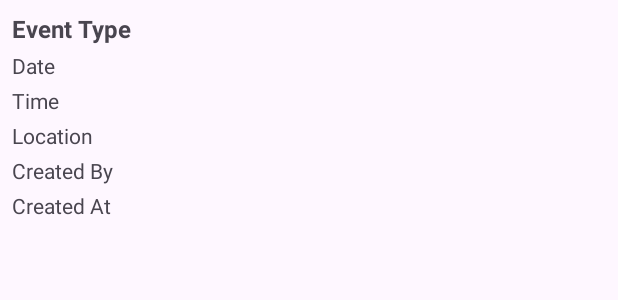
After one commit to FourgeTech/HuddleUp-Frontend, an Android app built with Jetpack Compose: the layout item_event.xml on its own in the app's theme, with its tools: preview values and no code run, on a phone screen of 412 x 824 dp. The commit adds this screen. Shown: the top 300 px of the screen. Run offline under Robolectric (Android 15) with nearby library versions, the phone set to English and light mode, and no system bars.

Commit message:
Event Functionality Done

```diff
--- a/app/src/main/java/tech/fourge/huddleup_frontend/Helpers/AnnouncementHelper.kt
+++ b/app/src/main/java/tech/fourge/huddleup_frontend/Helpers/AnnouncementHelper.kt
@@ -13,7 +13,7 @@ class AnnouncementHelper {
 
     init {
         // Use the emulator for local development (comment out for production)
-//        functions.useEmulator("10.0.2.2", 5001)
+       functions.useEmulator("10.0.2.2", 5001)
     }
 
     // Get announcements by teamId
--- a/app/src/main/java/tech/fourge/huddleup_frontend/Helpers/ChatHelper.kt
+++ b/app/src/main/java/tech/fourge/huddleup_frontend/Helpers/ChatHelper.kt
@@ -13,7 +13,7 @@ class ChatHelper {
     // On Class Creation
     init {
         // Use the emulator for local development (comment out for production)
-//        functions.useEmulator("10.0.2.2", 5001)
+        functions.useEmulator("10.0.2.2", 5001)
     }
 
     // Function to update settings
--- a/app/src/main/java/tech/fourge/huddleup_frontend/Helpers/TeamHelper.kt
+++ b/app/src/main/java/tech/fourge/huddleup_frontend/Helpers/TeamHelper.kt
@@ -18,8 +18,8 @@ class TeamHelper {
     // On Class Creation
     init {
         // Use the emulator for local development (comment out for production)
-//        functions.useEmulator("10.0.2.2", 5001)
-//        auth.useEmulator("10.0.2.2", 9099)
+        functions.useEmulator("10.0.2.2", 5001)
+        auth.useEmulator("10.0.2.2", 9099)
     }
 
     // Register a new team
--- a/app/src/main/java/tech/fourge/huddleup_frontend/Helpers/UserHelper.kt
+++ b/app/src/main/java/tech/fourge/huddleup_frontend/Helpers/UserHelper.kt
@@ -24,8 +24,8 @@ class UserHelper {
     // On Class Creation
     init {
         // Use the emulator for local development (comment out for production)
-//        functions.useEmulator("10.0.2.2", 5001)
-//        auth.useEmulator("10.0.2.2", 9099)
+       functions.useEmulator("10.0.2.2", 5001)
+       auth.useEmulator("10.0.2.2", 9099)
         auth.signOut()
     }
 
--- a/app/src/main/java/tech/fourge/huddleup_frontend/Ui/HomeActivity.kt
+++ b/app/src/main/java/tech/fourge/huddleup_frontend/Ui/HomeActivity.kt
@@ -28,7 +28,7 @@ class HomeActivity : AppCompatActivity() {
             when (it.itemId) {
                 R.id.locker_room -> replaceFragment(HomePage())
                 R.id.team -> replaceFragment(FragmentTeamPage())
-                R.id.attendance -> replaceFragment(FragmentAttendancePage())
+                R.id.attendance -> replaceFragment(FragmentEventPage())
                 R.id.chat -> replaceFragment(FragmentChatPage())
                 R.id.profile -> replaceFragment(FragmentProfilePage())
                 else -> {}
--- /dev/null
+++ b/app/src/main/res/layout/item_event.xml
@@ -0,0 +1,52 @@
+<?xml version="1.0" encoding="utf-8"?>
+<LinearLayout xmlns:android="http://schemas.android.com/apk/res/android"
+    android:layout_width="match_parent"
+    android:layout_height="wrap_content"
+    android:orientation="vertical"
+    android:padding="8dp">
+
+    <TextView
+        android:id="@+id/tvEventType"
+        android:layout_width="wrap_content"
+        android:layout_height="wrap_content"
+        android:text="Event Type"
+        android:textStyle="bold"
+        android:textSize="16sp"
+        android:layout_marginBottom="4dp" />
+
+    <TextView
+        android:id="@+id/tvDate"
+        android:layout_width="wrap_content"
+        android:layout_height="wrap_content"
+        android:text="Date"
+        android:layout_marginBottom="4dp" />
+
+    <TextView
+        android:id="@+id/tvTime"
+        android:layout_width="wrap_content"
+        android:layout_height="wrap_content"
+        android:text="Time"
+        android:layout_marginBottom="4dp" />
+
+    <TextView
+        android:id="@+id/tvLocation"
+        android:layout_width="wrap_content"
+        android:layout_height="wrap_content"
+        android:text="Location"
+        android:layout_marginBottom="4dp" />
+
+    <TextView
+        android:id="@+id/tvCreatedBy"
+        android:layout_width="wrap_content"
+        android:layout_height="wrap_content"
+        android:text="Created By"
+        android:layout_marginBottom="4dp" />
+
+    <TextView
+        android:id="@+id/tvCreatedAt"
+        android:layout_width="wrap_content"
+        android:layout_height="wrap_content"
+        android:text="Created At"
+        android:layout_marginBottom="4dp" />
+
+</LinearLayout>
```
Also changed, not shown: app/src/main/java/tech/fourge/huddleup_frontend/Helpers/EventHelper.kt (+51 -3 lines), app/src/main/java/tech/fourge/huddleup_frontend/Models/EventModel.kt (+29 -2 lines), app/src/main/java/tech/fourge/huddleup_frontend/Ui/FragmentAttendancePage.kt (deleted, +0 -60 lines), app/src/main/java/tech/fourge/huddleup_frontend/Ui/FragmentCreateEventPage.kt (+50 -5 lines), app/src/main/java/tech/fourge/huddleup_frontend/Ui/FragmentEventPage.kt (+85 -2 lines), app/src/main/java/tech/fourge/huddleup_frontend/Utils/EventAdapter.kt (added, +50 -0 lines), app/src/main/res/layout/fragment_event_page.xml (+4 -4 lines).
